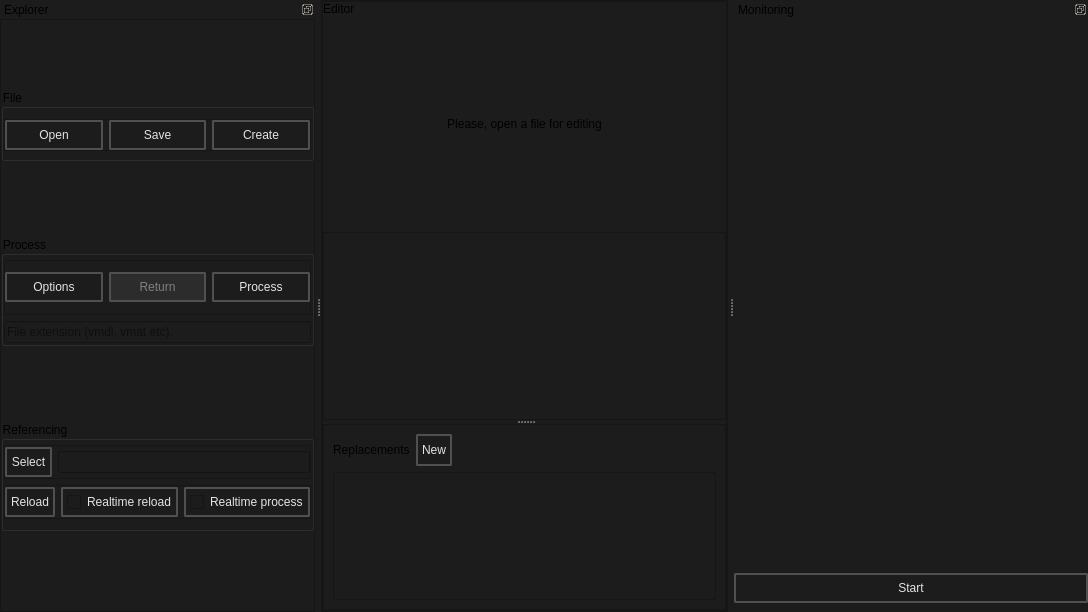
Before: the Qt Designer form src/batch_creator/main.ui in dertwist/Hammer5Tools, drawn with Qt 5.
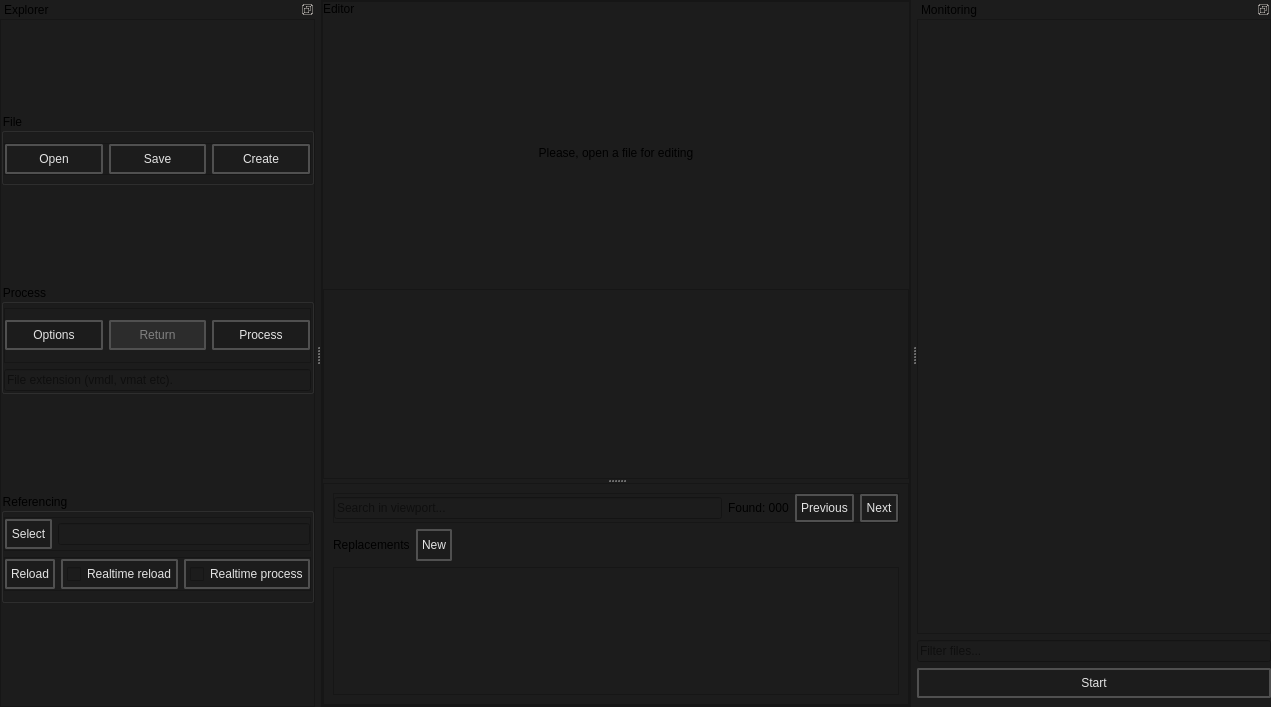
After: the same form once the commit is applied. Icons and pictures are not drawn.

Commit message: batch creator ui improvements searchbars placeholders

What changed in the file:
```diff
--- a/src/batch_creator/main.ui
+++ b/src/batch_creator/main.ui
@@ -6,8 +6,8 @@
    <rect>
     <x>0</x>
     <y>0</y>
-    <width>1088</width>
-    <height>612</height>
+    <width>1271</width>
+    <height>707</height>
    </rect>
   </property>
   <property name="windowTitle">
@@ -146,6 +146,158 @@
                  <enum>QFrame::Shadow::Raised</enum>
                 </property>
                 <layout class="QVBoxLayout" name="verticalLayout_12">
+                 <item>
+                  <widget class="QFrame" name="frame_6">
+                   <property name="frameShape">
+                    <enum>QFrame::Shape::StyledPanel</enum>
+                   </property>
+                   <property name="frameShadow">
+                    <enum>QFrame::Shadow::Raised</enum>
+                   </property>
+                   <layout class="QHBoxLayout" name="horizontalLayout_4">
+                    <property name="leftMargin">
+                     <number>0</number>
+                    </property>
+                    <property name="topMargin">
+                     <number>0</number>
+                    </property>
+                    <property name="rightMargin">
+                     <number>0</number>
+                    </property>
+                    <property name="bottomMargin">
+                     <number>0</number>
+                    </property>
+                    <item>
+                     <widget class="QLineEdit" name="viewport_searchbar">
+                      <property name="placeholderText">
+                       <string>Search in viewport...</string>
+                      </property>
+                     </widget>
+                    </item>
+                    <item>
+                     <widget class="QLabel" name="viewport_search_label">
+                      <property name="text">
+                       <string>Found: 000</string>
+                      </property>
+                     </widget>
+                    </item>
+                    <item>
+                     <widget class="QPushButton" name="viewport_search_previous_button">
+                      <property name="minimumSize">
+                       <size>
+                        <width>0</width>
+                        <height>18</height>
+                       </size>
+                      </property>
+                      <property name="styleSheet">
+                       <string notr="true">    QPushButton {
+
+        font: 580 9pt &quot;Segoe UI&quot;;
+	
+
+        border: 2px solid black;
+        border-radius: 2px;
+        border-color: rgba(80, 80, 80, 255);
+        height:22px;
+        padding-top: 2px;
+        padding-bottom:2px;
+        padding-left: 4px;
+        padding-right: 4px;
+        color: #E3E3E3;
+        background-color: #1C1C1C;
+    }
+    QPushButton:hover {
+        background-color: #414956;
+        color: white;
+    }
+    QPushButton:pressed {
+        background-color: red;
+        background-color: #1C1C1C;
+        margin: 1 px;
+        margin-left: 2px;
+        margin-right: 2px;
+
+    }
+QPushButton:disabled {
+color: gray;
+ background-color: #2C2C2C;
+}</string>
+                      </property>
+                      <property name="text">
+                       <string>Previous</string>
+                      </property>
+                      <property name="icon">
+                       <iconset resource="../resources.qrc">
+                        <normaloff>:/icons/arrow_back_24dp_9D9D9D_FILL0_wght400_GRAD0_opsz24.svg</normaloff>:/icons/arrow_back_24dp_9D9D9D_FILL0_wght400_GRAD0_opsz24.svg</iconset>
+                      </property>
+                      <property name="iconSize">
+                       <size>
+                        <width>20</width>
+                        <height>20</height>
+                       </size>
+                      </property>
+                     </widget>
+                    </item>
+                    <item>
+                     <widget class="QPushButton" name="viewport_search_next_button">
+                      <property name="minimumSize">
+                       <size>
+                        <width>0</width>
+                        <height>18</height>
+                       </size>
+                      </property>
+                      <property name="styleSheet">
+                       <string notr="true">    QPushButton {
+
+        font: 580 9pt &quot;Segoe UI&quot;;
+	
+
+        border: 2px solid black;
+        border-radius: 2px;
+        border-color: rgba(80, 80, 80, 255);
+        height:22px;
+        padding-top: 2px;
+        padding-bottom:2px;
+        padding-left: 4px;
+        padding-right: 4px;
+        color: #E3E3E3;
+        background-color: #1C1C1C;
+    }
+    QPushButton:hover {
+        background-color: #414956;
+        color: white;
+    }
+    QPushButton:pressed {
+        background-color: red;
+        background-color: #1C1C1C;
+        margin: 1 px;
+        margin-left: 2px;
+        margin-right: 2px;
+
+    }
+QPushButton:disabled {
+color: gray;
+ background-color: #2C2C2C;
+}</string>
+                      </property>
+                      <property name="text">
+                       <string>Next</string>
+                      </property>
+                      <property name="icon">
+                       <iconset resource="../resources.qrc">
+                        <normaloff>:/icons/arrow_forward_24dp_9D9D9D_FILL0_wght400_GRAD0_opsz24.svg</normaloff>:/icons/arrow_forward_24dp_9D9D9D_FILL0_wght400_GRAD0_opsz24.svg</iconset>
+                      </property>
+                      <property name="iconSize">
+                       <size>
+                        <width>20</width>
+                        <height>20</height>
+                       </size>
+                      </property>
+                     </widget>
+                    </item>
+                   </layout>
+                  </widget>
+                 </item>
                  <item>
                   <layout class="QHBoxLayout" name="horizontalLayout_2">
                    <property name="topMargin">
@@ -255,7 +407,7 @@
                      <rect>
                       <x>0</x>
                       <y>0</y>
-                      <width>346</width>
+                      <width>535</width>
                       <height>126</height>
                      </rect>
                     </property>
@@ -1166,33 +1318,46 @@
      <item>
       <layout class="QVBoxLayout" name="monitoring_content">
        <item>
-        <spacer name="verticalSpacer_2">
-         <property name="orientation">
-          <enum>Qt::Orientation::Vertical</enum>
+        <widget class="QScrollArea" name="scrollArea_2">
+         <property name="widgetResizable">
+          <bool>true</bool>
          </property>
-         <property name="sizeHint" stdset="0">
-          <size>
-           <width>20</width>
-           <height>40</height>
-          </size>
-         </property>
-        </spacer>
-       </item>
-       <item>
-        <spacer name="horizontalSpacer">
-         <property name="orientation">
-          <enum>Qt::Orientation::Horizontal</enum>
-         </property>
-         <property name="sizeHint" stdset="0">
-          <size>
-           <width>40</width>
-           <height>20</height>
-          </size>
-         </property>
-        </spacer>
+         <widget class="QWidget" name="monitoring_files_layout">
+          <property name="geometry">
+           <rect>
+            <x>0</x>
+            <y>0</y>
+            <width>350</width>
+            <height>606</height>
+           </rect>
+          </property>
+          <layout class="QVBoxLayout" name="verticalLayout_13">
+           <item>
+            <spacer name="verticalSpacer_2">
+             <property name="orientation">
+              <enum>Qt::Orientation::Vertical</enum>
+             </property>
+             <property name="sizeHint" stdset="0">
+              <size>
+               <width>20</width>
+               <height>585</height>
+              </size>
+             </property>
+            </spacer>
+           </item>
+          </layout>
+         </widget>
+        </widget>
        </item>
       </layout>
      </item>
+     <item>
+      <widget class="QLineEdit" name="monitoring_searchbar">
+       <property name="placeholderText">
+        <string>Filter files...</string>
+       </property>
+      </widget>
+     </item>
      <item>
       <widget class="QPushButton" name="monitoring_start_toggle_button">
        <property name="minimumSize">
```
Left out of the diff: 2 changed lines with no effect on the pictures. The commit also changes 3 other files.
